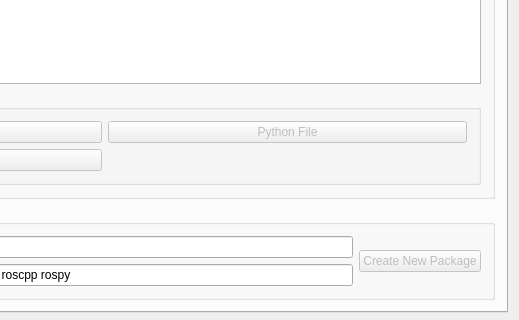
songxuchao/rxdeveloper-ros-pkg, file rxDev/src/rxdev.ui: the form before one commit; both pictures show x 653 to 1172 and y 424 to 744 of the 1172 by 919 pixel window.
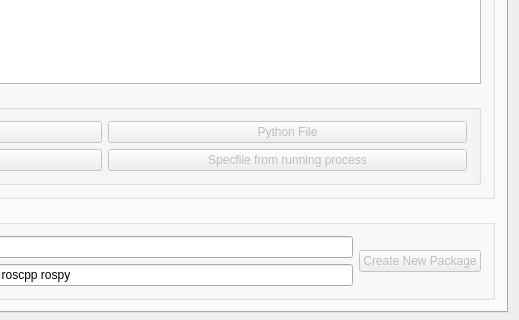
The form after the commit. Icons and pictures are not drawn.

Commit message: Version 1.1 + create Specfiles from running processes

Patch:
```diff
--- a/rxDev/src/rxdev.ui
+++ b/rxDev/src/rxdev.ui
@@ -111,6 +111,16 @@
                 </property>
                </widget>
               </item>
+              <item row="3" column="2">
+               <widget class="QPushButton" name="pushButton_specfilFromExe">
+                <property name="enabled">
+                 <bool>false</bool>
+                </property>
+                <property name="text">
+                 <string>Specfile from running process</string>
+                </property>
+               </widget>
+              </item>
              </layout>
             </widget>
            </item>
```
Left out of the diff: 2 changed lines with no effect on the pictures. The commit also changes 7 other files.
